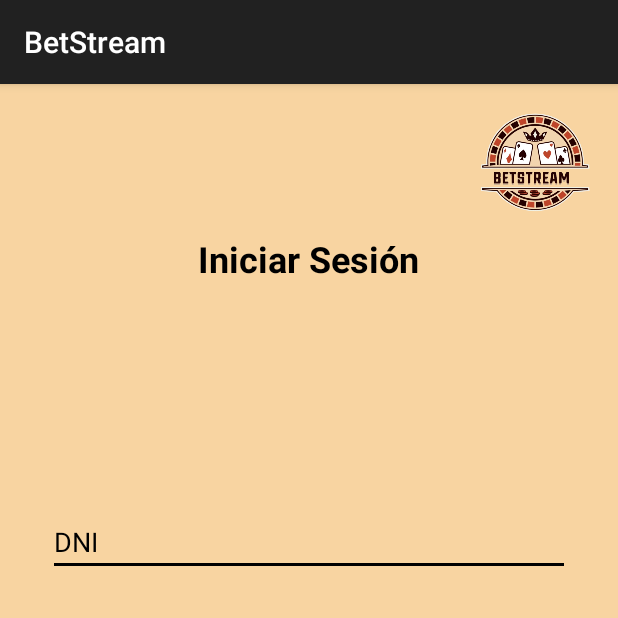
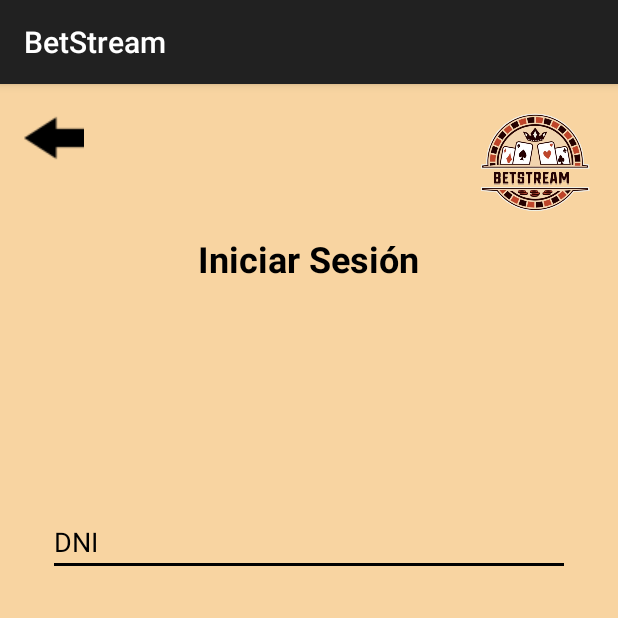
Before and after one commit to EliazarAS7/BetStream, an Android app built with Jetpack Compose: the IniciarSesionActivity screen opened directly, with no data from a screen before it, on a phone screen of 412 x 824 dp, the top half of it. Run offline under Robolectric (Android 15) with nearby library versions, the phone set to English and light mode, and no system bars; our stand-ins replace Firebase (no records; nobody signed in at launch, a user with empty details on screens opened directly).

Commit message:
back-button

```diff
--- a/app/src/main/res/layout/activity_login.xml
+++ b/app/src/main/res/layout/activity_login.xml
@@ -7,16 +7,16 @@
     android:background="#F8D4A1"
     tools:context=".IniciarSesionActivity">
 
-    <!-- Icono de retroceso -->
-    <ImageView
+    <ImageButton
         android:id="@+id/backButton"
-        android:layout_width="24dp"
-        android:layout_height="24dp"
-        android:layout_margin="16dp"
+        android:layout_width="40dp"
+        android:layout_height="40dp"
+        android:layout_marginTop="16dp"
+        android:layout_marginStart="16dp"
+        android:layout_gravity="start"
+        android:background="@null"
+        android:src="@drawable/back_arrow" />
 
-        android:contentDescription="@string/back_button"
-        android:layout_alignParentStart="true"
-        android:layout_alignParentTop="true" />
 
     <!-- Logo en la esquina -->
     <ImageView
```
Also changed, not shown: app/src/main/res/layout/activity_home.xml (+16 -0 lines), app/src/main/res/layout/activity_slot.xml (+10 -0 lines).
